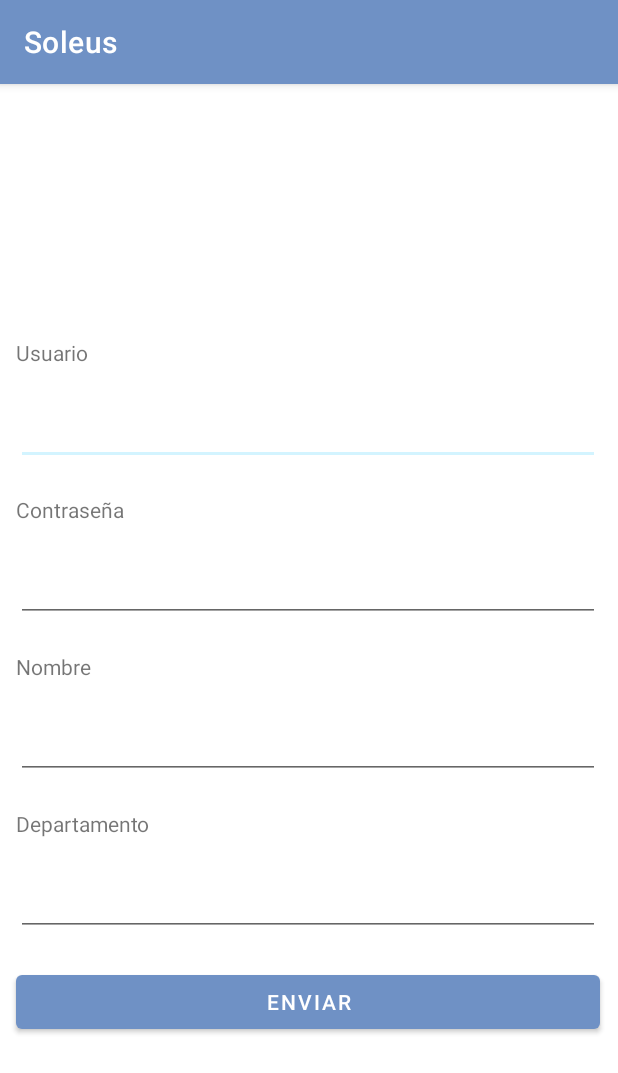
After one commit to franciscoluna94/Soleus, an Android app: the CreateOrModifyUserActivity screen opened directly, with no data from a screen before it, on a phone screen of 412 x 824 dp. The commit adds this screen. Shown: the top 1073 px of the screen. Run offline under Robolectric (Android 15) with nearby library versions, the phone set to English and light mode, and no system bars.

Commit message:
User Management
Added features to create, modify or delete users when using an admin user

```diff
--- /dev/null
+++ b/app/src/main/java/com/soleus/activities/CreateOrModifyUserActivity.java
@@ -0,0 +1,104 @@
+package com.soleus.activities;
+
+import androidx.appcompat.app.AppCompatActivity;
+
+import android.annotation.SuppressLint;
+import android.content.Context;
+import android.content.Intent;
+import android.os.Bundle;
+import android.view.View;
+import android.widget.Button;
+import android.widget.EditText;
+
+import com.soleus.R;
+import com.soleus.Utils;
+import com.soleus.models.UserModel;
+import com.soleus.net.ClientNet;
+
+public class CreateOrModifyUserActivity extends AppCompatActivity implements View.OnClickListener {
+
+    private UserModel userToModify;
+    private Button btnSendUserAdmin;
+    private EditText editUserAdminActivity;
+    private EditText editPasswordAdminActivity;
+    private EditText editNameAdminActivity;
+    private EditText editDepartmentAdminActivity;
+    private boolean create;
+    private String clientDepartment = "CLIENT";
+    private String hkDepartment = "HOUSEKEEPING";
+    private String mtDepartment = "MAINTENANCE";
+    private String adminDepartment = "ADMIN";
+
+    @Override
+    protected void onCreate(Bundle savedInstanceState) {
+        super.onCreate(savedInstanceState);
+        setContentView(R.layout.activity_create_or_modify_user);
+
+        create = true;
+
+        // Getting user value
+        Intent intentLogged = getIntent();
+        userToModify = (UserModel) intentLogged.getSerializableExtra("userReceived");
+
+        /* References to components */
+        btnSendUserAdmin = (Button) findViewById(R.id.btnSendAdminActivity);
+        editUserAdminActivity = (EditText) findViewById(R.id.editUserAdminActivity);
+        editPasswordAdminActivity = (EditText) findViewById(R.id.editPasswordAdminActivity);
+        editNameAdminActivity = (EditText) findViewById(R.id.editNameAdminActivity);
+        editDepartmentAdminActivity = (EditText) findViewById(R.id.editDepartmentAdminActivity);
+
+        btnSendUserAdmin.setOnClickListener(this);
+
+        if (userToModify != null) {
+            create = false;
+            editUserAdminActivity.setText(userToModify.getUser());
+            editNameAdminActivity.setText(userToModify.getName());
+            editDepartmentAdminActivity.setText(userToModify.getDepartment());
+        }
+
+    }
+
+    @Override
+    public void onClick(View view) {
+        UserModel userToSend = new UserModel(editUserAdminActivity.getText().toString(),
+                editPasswordAdminActivity.getText().toString(),
+                editNameAdminActivity.getText().toString(),
+                editDepartmentAdminActivity.getText().toString());
+        if (checkFields()) {
+            if (create) {
+                Thread createUser = new Thread(new ClientNet(userToSend, "CREATE_USER", view, this));
+                createUser.start();
+            } else {
+                Thread modifyUser = new Thread(new ClientNet(userToSend, "MODIFY_USER", view, this));
+                modifyUser.start();
+            }
+            userToModify = null;
+            create = true;
+        }
+    }
+
+    @SuppressLint("NewApi")
+    private boolean checkFields() {
+        String user = editUserAdminActivity.getText().toString().trim();
+        String password = editPasswordAdminActivity.getText().toString().trim();
+        String name = editNameAdminActivity.getText().toString().trim();
+        String department = editDepartmentAdminActivity.getText().toString().trim();
+        if (user.equals("") ||password.equals("") || name.equals("") || department.equals("")) {
+            Utils.showEmptyFieldsToast(this.getApplicationContext());
+            return false;
+        } else if (password.length() != 6 || user.length() != 3) {
+            Utils.showWrongLengthToast(this.getApplicationContext());
+            return false;
+
+
+        } else if (!department.equals(clientDepartment) && !department.equals(mtDepartment) &&
+                !department.equals(hkDepartment) && !department.equals(adminDepartment)) {
+            Utils.showWrongDepartmentToast(this.getApplicationContext());
+            return false;
+
+        } else {
+            return true;
+
+        }
+    }
+}
--- a/app/src/main/java/com/soleus/activities/WorkerActivity.java
+++ b/app/src/main/java/com/soleus/activities/WorkerActivity.java
@@ -51,8 +51,8 @@ public class WorkerActivity extends AppCompatActivity implements View.OnClickLis
 
     public void onClick(View view) {
 
-        Thread login = new Thread( new ClientNet(userLogged, "GET_RR_LIST", view, this)) ;
-        login.start();
+        Thread getRoomRequests = new Thread( new ClientNet(userLogged, "GET_RR_LIST", view, this)) ;
+        getRoomRequests.start();
     } // end onClick
 
     private void initializeElements() {
--- a/app/src/main/java/com/soleus/adapters/RoomRequestAdapter.java
+++ b/app/src/main/java/com/soleus/adapters/RoomRequestAdapter.java
@@ -2,8 +2,6 @@ package com.soleus.adapters;
 
 import android.app.AlertDialog;
 import android.content.Context;
-import android.content.DialogInterface;
-import android.graphics.Color;
 import android.view.LayoutInflater;
 import android.view.View;
 import android.view.ViewGroup;
@@ -16,7 +14,6 @@ import com.soleus.R;
 import com.soleus.models.RoomRequest;
 import com.soleus.net.ClientNet;
 
-import java.util.ArrayList;
 import java.util.List;
 
 public class RoomRequestAdapter extends RecyclerView.Adapter<RoomRequestAdapter.ViewHolder>  {
--- /dev/null
+++ b/app/src/main/res/layout/activity_create_or_modify_user.xml
@@ -0,0 +1,121 @@
+<?xml version="1.0" encoding="utf-8"?>
+<androidx.constraintlayout.widget.ConstraintLayout xmlns:android="http://schemas.android.com/apk/res/android"
+    xmlns:app="http://schemas.android.com/apk/res-auto"
+    xmlns:tools="http://schemas.android.com/tools"
+    android:layout_width="match_parent"
+    android:layout_height="match_parent"
+    tools:context=".activities.CreateOrModifyUserActivity">
+
+    <LinearLayout
+        android:layout_width="409dp"
+        android:layout_height="503dp"
+        android:layout_marginStart="2dp"
+        android:layout_marginTop="141dp"
+        android:layout_marginEnd="2dp"
+        android:layout_marginBottom="88dp"
+        android:orientation="vertical"
+        app:layout_constraintBottom_toBottomOf="parent"
+        app:layout_constraintEnd_toEndOf="parent"
+        app:layout_constraintHorizontal_bias="1.0"
+        app:layout_constraintStart_toStartOf="parent"
+        app:layout_constraintTop_toTopOf="parent">
+
+        <TextView
+            android:id="@+id/txtUserAdminActivity"
+            android:layout_width="match_parent"
+            android:layout_height="wrap_content"
+            android:layout_marginLeft="10dp"
+            android:layout_marginTop="10dp"
+            android:layout_marginRight="10dp"
+            android:layout_marginBottom="10dp"
+            android:text="Usuario" />
+
+        <EditText
+            android:id="@+id/editUserAdminActivity"
+            android:layout_width="match_parent"
+            android:layout_height="wrap_content"
+            android:layout_marginLeft="10dp"
+            android:layout_marginTop="10dp"
+            android:layout_marginRight="10dp"
+            android:layout_marginBottom="10dp"
+            android:ems="10"
+            android:inputType="textPersonName"
+            android:maxLength="3" />
+
+        <TextView
+            android:id="@+id/txtPasswordAdminActivity"
+            android:layout_width="match_parent"
+            android:layout_height="wrap_content"
+            android:layout_marginLeft="10dp"
+            android:layout_marginTop="10dp"
+            android:layout_marginRight="10dp"
+            android:layout_marginBottom="10dp"
+            android:text="Contraseña" />
+
+        <EditText
+            android:id="@+id/editPasswordAdminActivity"
+            android:layout_width="match_parent"
+            android:layout_height="wrap_content"
+            android:layout_marginLeft="10dp"
+            android:layout_marginTop="10dp"
+            android:layout_marginRight="10dp"
+            android:layout_marginBottom="10dp"
+            android:ems="10"
+            android:inputType="textPersonName"
+            android:maxLength="6" />
+
+        <TextView
+            android:id="@+id/txtNameAdminActivity"
+            android:layout_width="match_parent"
+            android:layout_height="wrap_content"
+            android:layout_marginLeft="10dp"
+            android:layout_marginTop="10dp"
+            android:layout_marginRight="10dp"
+            android:layout_marginBottom="10dp"
+            android:text="Nombre" />
+
+        <EditText
+            android:id="@+id/editNameAdminActivity"
+            android:layout_width="match_parent"
+            android:layout_height="wrap_content"
+            android:layout_marginLeft="10dp"
+            android:layout_marginTop="10dp"
+            android:layout_marginRight="10dp"
+            android:layout_marginBottom="10dp"
+            android:ems="10"
+            android:inputType="textPersonName"
+            android:maxLength="20" />
+
+        <TextView
+            android:id="@+id/txtDepartmentAdminActivity"
+            android:layout_width="match_parent"
+            android:layout_height="wrap_content"
+            android:layout_marginLeft="10dp"
+            android:layout_marginTop="10dp"
+            android:layout_marginRight="10dp"
+            android:layout_marginBottom="10dp"
+            android:text="Departamento" />
+
+        <EditText
+            android:id="@+id/editDepartmentAdminActivity"
+            android:layout_width="match_parent"
+            android:layout_height="wrap_content"
+            android:layout_marginLeft="10dp"
+            android:layout_marginTop="10dp"
+            android:layout_marginRight="10dp"
+            android:layout_marginBottom="10dp"
+            android:ems="10"
+            android:inputType="textPersonName"
+            android:maxLength="12" />
+
+        <Button
+            android:id="@+id/btnSendAdminActivity"
+            android:layout_width="match_parent"
+            android:layout_height="wrap_content"
+            android:layout_marginLeft="10dp"
+            android:layout_marginTop="10dp"
+            android:layout_marginRight="10dp"
+            android:layout_marginBottom="10dp"
+            android:text="Enviar" />
+    </LinearLayout>
+</androidx.constraintlayout.widget.ConstraintLayout>
```
Also changed, not shown: app/src/main/AndroidManifest.xml (+7 -0 lines), app/src/main/java/com/soleus/Utils.java (+25 -0 lines), app/src/main/java/com/soleus/activities/AdminActivity.java (+9 -4 lines), app/src/main/java/com/soleus/activities/UserManagerActivity.java (added, +76 -0 lines), app/src/main/java/com/soleus/adapters/UserModelAdapter.java (added, +96 -0 lines), app/src/main/java/com/soleus/models/UserModel.java (+12 -0 lines), app/src/main/java/com/soleus/net/ClientNet.java (+146 -13 lines), app/src/main/res/layout/activity_admin.xml (+14 -15 lines), app/src/main/res/layout/activity_user_manager.xml (added, +46 -0 lines), app/src/main/res/layout/user_model_card.xml (added, +44 -0 lines).
